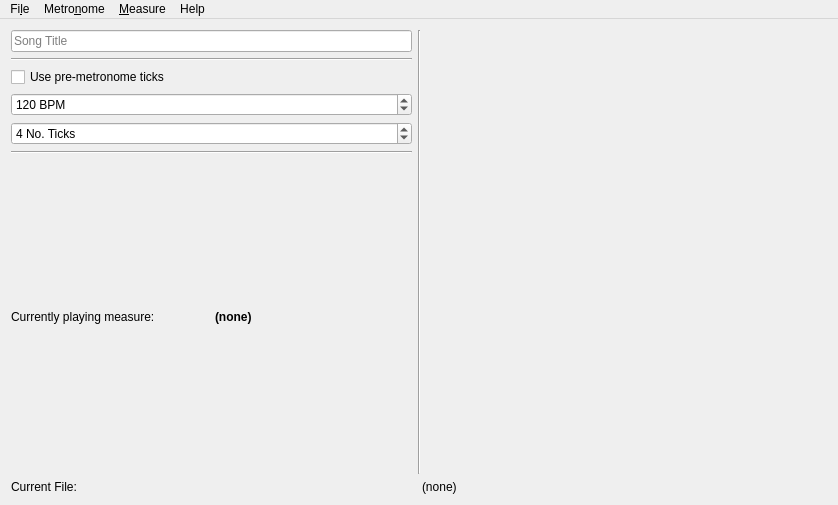
First picture: the form in src/ui/mainwindow.ui, repository bartkessels/AdvancedMetronome, before the edit.
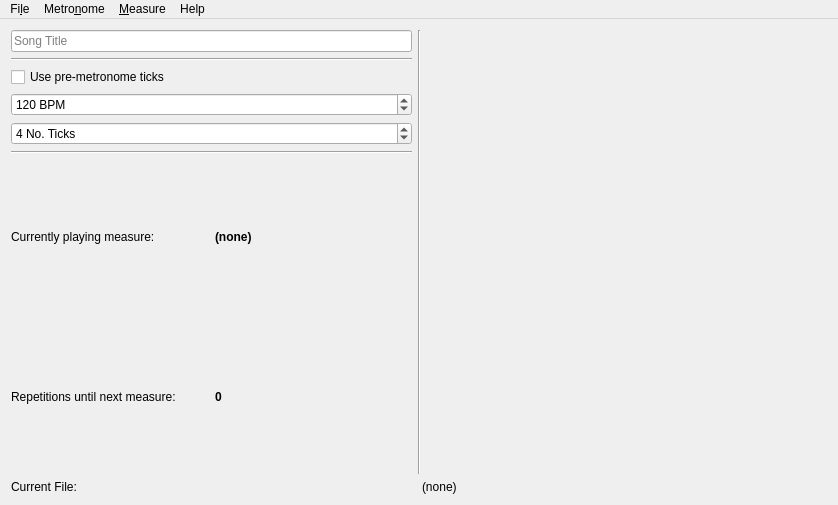
Second picture: the form after the edit. Icons and pictures are not drawn.

```diff
--- a/src/ui/mainwindow.ui
+++ b/src/ui/mainwindow.ui
@@ -42,8 +42,6 @@
          </widget>
         </item>
         <item>
-         <layout class="QVBoxLayout" name="vLayout_preMetronome">
-          <item>
            <widget class="QCheckBox" name="cb_usePreMetronomeTicks">
             <property name="text">
              <string>Use pre-metronome ticks</string>
@@ -107,6 +105,28 @@
              </widget>
             </item>
            </layout>
+        </item>
+        <item>
+         <layout class="QHBoxLayout" name="hLayout_repeitionsUntilNextMeasure">
+          <item>
+           <widget class="QLabel" name="lbl_repetitionsUntilNextMeasureLbl">
+            <property name="text">
+             <string>Repetitions until next measure:</string>
+            </property>
+           </widget>
+          </item>
+          <item>
+           <widget class="QLabel" name="lbl_repetitionsUntilNextMeasure">
+            <property name="font">
+             <font>
+              <weight>75</weight>
+              <bold>true</bold>
+             </font>
+            </property>
+            <property name="text">
+             <string notr="true">0</string>
+            </property>
+           </widget>
           </item>
          </layout>
         </item>
```
Left out of the diff: 4 changed lines with no effect on the pictures. Lines whose indentation alone changed are shown as unchanged.
